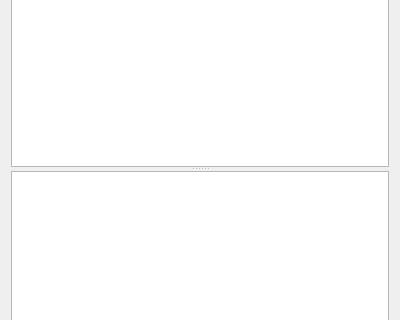
Above: ui/AnalysisControl.ui from MonroeQuantumNetworks/IonControl before the change; both pictures show x 0 to 400 and y 268 to 588 of the 400 by 845 pixel window. Below: the same form after it.
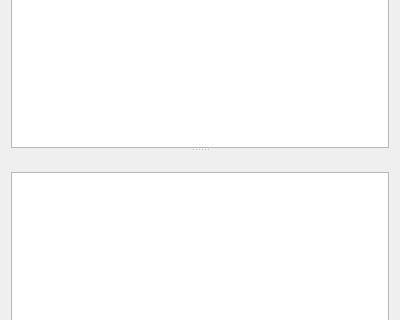
That is the form after the change. Icons and pictures are not drawn. Custom widgets are drawn as their Qt base class.

Commit message: more work on Analysis  Control; unsure what fitfunction the gui should refer to

What changed in the file:
```diff
--- a/ui/AnalysisControl.ui
+++ b/ui/AnalysisControl.ui
@@ -13,7 +13,7 @@
   <property name="windowTitle">
    <string>Form</string>
   </property>
-  <layout class="QVBoxLayout" name="verticalLayout">
+  <layout class="QVBoxLayout" name="verticalLayout_2">
    <item>
     <layout class="QHBoxLayout" name="horizontalLayout_2">
      <item>
@@ -154,7 +154,20 @@
       <enum>Qt::Vertical</enum>
      </property>
      <widget class="TableViewExtended" name="analysisTableView"/>
-     <widget class="TableViewExtended" name="pushTableView"/>
+     <widget class="QWidget" name="">
+      <layout class="QVBoxLayout" name="verticalLayout">
+       <item>
+        <widget class="QLabel" name="currentEvaluationLabel">
+         <property name="text">
+          <string/>
+         </property>
+        </widget>
+       </item>
+       <item>
+        <widget class="TableViewExtended" name="pushTableView"/>
+       </item>
+      </layout>
+     </widget>
     </widget>
    </item>
    <item>
```
The commit also changes 6 other files.
